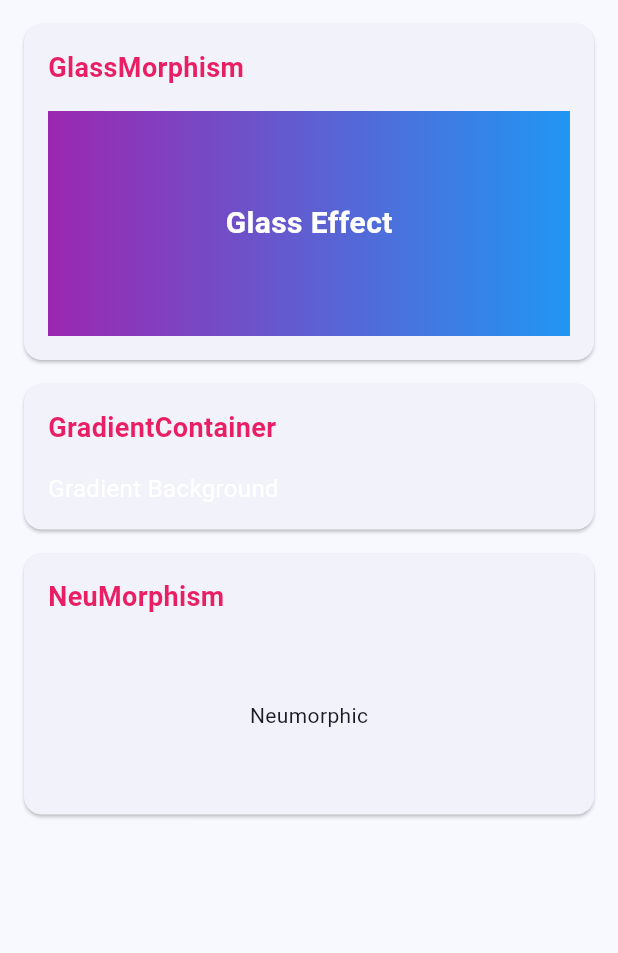
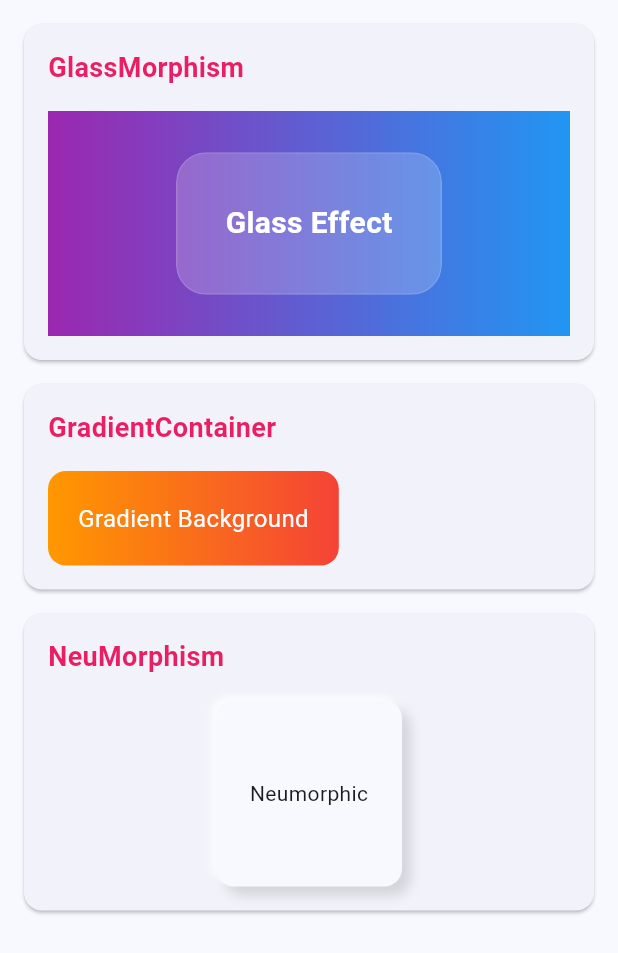
Before and after one commit to abdr60699/new_reuse_widgets, a Flutter app: the EffectWidgetsDemo widget shown alone on an empty page, opened directly, on a phone screen of 412 x 824 dp. Shown: the top 953 px of the screen. Run offline on Flutter 3.47's test engine with Material 3 defaults, Android fonts, the phone set to English and light mode, and no system bars; our stand-ins replace audioplayers, camera, connectivity_plus, fl_chart, flutter_image_compress, flutter_svg and 3 more; missing offline and left inert: mobile_scanner, pdfx.

Commit message:
Fix widget property and export issues
- Add missing exports to shared_widgets.dart for cards, feedback, and navigation categories
- Fix effect widget class names in main.dart (add Reusable prefix): GlassMorphism → ReusableGlassMorphism, GradientContainer → ReusableGradientContainer, NeuMorphism → ReusableNeuMorphism
- Fix ReusableGlassMorphism parameters: change opacity to tint (Color type) and borderRadius to BorderRadius type

This resolves all undefined_named_parameter and undefined_method errors in the analyzer output.

```diff
--- a/lib/main.dart
+++ b/lib/main.dart
@@ -563,10 +563,10 @@ class EffectWidgetsDemo extends StatelessWidget {
                   ),
                 ),
                 Center(
-                  child: GlassMorphism(
+                  child: ReusableGlassMorphism(
                     blur: 10,
-                    opacity: 0.2,
-                    borderRadius: 20,
+                    tint: Colors.white.withOpacity(0.2),
+                    borderRadius: BorderRadius.circular(20),
                     child: Container(
                       padding: const EdgeInsets.all(20),
                       child: const Text(
@@ -586,7 +586,7 @@ class EffectWidgetsDemo extends StatelessWidget {
         ),
         _buildDemoSection(
           title: 'GradientContainer',
-          child: GradientContainer(
+          child: ReusableGradientContainer(
             gradient: const LinearGradient(
               colors: [Colors.orange, Colors.red],
             ),
@@ -600,7 +600,7 @@ class EffectWidgetsDemo extends StatelessWidget {
         _buildDemoSection(
           title: 'NeuMorphism',
           child: Center(
-            child: NeuMorphism(
+            child: ReusableNeuMorphism(
               child: const SizedBox(
                 width: 100,
                 height: 100,
--- a/lib/sharedwidget/shared_widgets.dart
+++ b/lib/sharedwidget/shared_widgets.dart
@@ -37,12 +37,15 @@ export 'animations/animations_widgets.dart';
 export 'auth/auth_widgets.dart';
 export 'basic/basic_widgets.dart';
 export 'buttons/buttons_widgets.dart';
+export 'cards/cards_widgets.dart';
 export 'dialogs/dialogs_widgets.dart';
 export 'ecommerce/ecommerce_widgets.dart';
 export 'effects/effects_widgets.dart';
+export 'feedback/feedback_widgets.dart';
 export 'forms/forms_widgets.dart';
 export 'layout/layout_widgets.dart';
 export 'media/media_widgets.dart';
+export 'navigation/navigation_widgets.dart';
 export 'pickers/pickers_widgets.dart';
 export 'responsive/responsive_widgets.dart';
 export 'utilities/utilities_widgets.dart';
```
